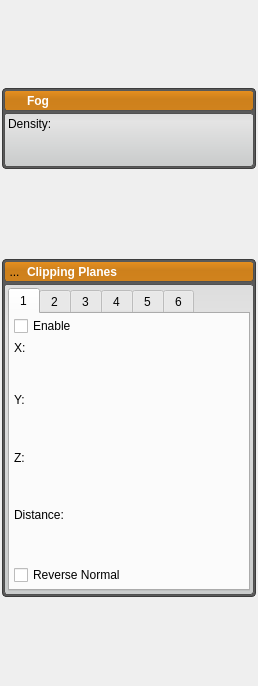
Before: the Qt Designer form src/Interface/Application/RenderingDockWidget.ui in SCIInstitute/Seg3D, drawn with Qt 5.
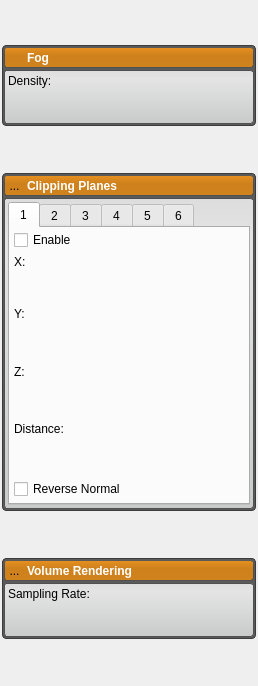
After: the same form once the commit is applied. Icons and pictures are not drawn. Custom widgets are drawn as their Qt base class.

Commit message: Added some geometric algorithm functions from SCIRun. Fixed brick sorting problem in the volume renderer. Added GUI piece for volume rendering. Hooked up contrast/brightness with volume rendering. NOTE: Volume rendering isn't fully implemented yet. Currently it will renderer the active layer if it's a data layer.

The edit to the form file:
```diff
--- a/src/Interface/Application/RenderingDockWidget.ui
+++ b/src/Interface/Application/RenderingDockWidget.ui
@@ -18,8 +18,8 @@
   </property>
   <property name="minimumSize">
    <size>
-    <width>243</width>
-    <height>429</height>
+    <width>255</width>
+    <height>529</height>
    </size>
   </property>
   <property name="styleSheet">
@@ -104,7 +104,49 @@
   border-radius: 3px;
   border: 1px solid rgb(80, 80,80);
   background-color: qlineargradient(spread:pad, x1:0.5, y1:0, x2:0.5, y2:0.960227, stop:0 rgba(221, 221, 221, 255), stop:0.155779 rgba(228, 228, 228, 255), stop:1 rgba(202, 204, 204, 255));      
-}</string>
+}
+
+QLabel#vr_label_{
+  color: white;
+  font: bold;
+}
+QWidget#vr_widget_{
+  background-color: rgba( 0, 0, 0, 0 );
+}
+
+QToolButton#vr_open_button_{
+  background-color: rgba(0, 0, 0, 0);
+  border-radius: 4px;
+}
+
+QToolButton#vr_open_button_:hover{
+  background-color: rgba( 0, 0, 0, 30 ); border-radius: 3px;
+}
+
+QWidget#vr_header_{
+  background-color: qlineargradient(spread:pad, x1:0.5, y1:0, x2:0.5, y2:0.960227, stop:0 rgba(0, 0, 0, 0), stop:0.45 rgba(0, 0, 0, 30), stop:1 rgba(0, 0, 0, 25));
+    border-radius: 3px;
+}
+
+QWidget#vr_header_bkg_{
+  background-color: rgb(232, 145, 32);
+    border-radius: 3px;
+  border: 1px solid rgb(90, 90, 90);
+}
+
+QWidget#vr_widget_{
+  background-color: rgb( 90, 90, 90 );
+  border-radius:4px;
+  border: 1px solid rgb(60, 60, 60);
+  color: rgb(90, 90, 90);
+}
+
+QWidget#vr_content_{
+  border-radius: 3px;
+  border: 1px solid rgb(80, 80,80);
+  background-color: qlineargradient(spread:pad, x1:0.5, y1:0, x2:0.5, y2:0.960227, stop:0 rgba(221, 221, 221, 255), stop:0.155779 rgba(228, 228, 228, 255), stop:1 rgba(202, 204, 204, 255));      
+}
+</string>
   </property>
   <property name="windowTitle">
    <string>3D</string>
@@ -1207,6 +1249,126 @@
       </layout>
      </widget>
     </item>
+    <item>
+     <widget class="QWidget" name="vr_widget_" native="true">
+      <property name="sizePolicy">
+       <sizepolicy hsizetype="Preferred" vsizetype="Fixed">
+        <horstretch>0</horstretch>
+        <verstretch>0</verstretch>
+       </sizepolicy>
+      </property>
+      <layout class="QVBoxLayout" name="verticalLayout_18">
+       <property name="spacing">
+        <number>2</number>
+       </property>
+       <property name="margin">
+        <number>2</number>
+       </property>
+       <item>
+        <widget class="QWidget" name="vr_header_bkg_" native="true">
+         <layout class="QVBoxLayout" name="verticalLayout_20">
+          <property name="spacing">
+           <number>0</number>
+          </property>
+          <property name="margin">
+           <number>0</number>
+          </property>
+          <item>
+           <widget class="QWidget" name="vr_header_" native="true">
+            <property name="minimumSize">
+             <size>
+              <width>215</width>
+              <height>21</height>
+             </size>
+            </property>
+            <property name="maximumSize">
+             <size>
+              <width>16777215</width>
+              <height>21</height>
+             </size>
+            </property>
+            <layout class="QHBoxLayout" name="horizontalLayout_3">
+             <property name="spacing">
+              <number>2</number>
+             </property>
+             <property name="margin">
+              <number>0</number>
+             </property>
+             <item>
+              <widget class="QToolButton" name="vr_open_button_">
+               <property name="minimumSize">
+                <size>
+                 <width>21</width>
+                 <height>21</height>
+                </size>
+               </property>
+               <property name="maximumSize">
+                <size>
+                 <width>21</width>
+                 <height>21</height>
+                </size>
+               </property>
+               <property name="text">
+                <string>...</string>
+               </property>
+               <property name="icon">
+                <iconset resource="../../Resources/QtResources.qrc">
+                 <normaloff>:/Images/RightArrowWhite.png</normaloff>
+                 <normalon>:/Images/DownArrowWhite.png</normalon>:/Images/RightArrowWhite.png</iconset>
+               </property>
+              </widget>
+             </item>
+             <item>
+              <widget class="QLabel" name="vr_label_">
+               <property name="text">
+                <string>Volume Rendering</string>
+               </property>
+              </widget>
+             </item>
+            </layout>
+           </widget>
+          </item>
+         </layout>
+        </widget>
+       </item>
+       <item>
+        <widget class="QWidget" name="vr_content_" native="true">
+         <layout class="QVBoxLayout" name="verticalLayout_21">
+          <property name="spacing">
+           <number>2</number>
+          </property>
+          <property name="margin">
+           <number>4</number>
+          </property>
+          <item>
+           <widget class="QLabel" name="label_26">
+            <property name="text">
+             <string>Sampling Rate:</string>
+            </property>
+           </widget>
+          </item>
+          <item>
+           <widget class="QtUtils::QtSliderDoubleCombo" name="vr_sample_rate_" native="true">
+            <property name="sizePolicy">
+             <sizepolicy hsizetype="Preferred" vsizetype="Fixed">
+              <horstretch>0</horstretch>
+              <verstretch>0</verstretch>
+             </sizepolicy>
+            </property>
+            <property name="minimumSize">
+             <size>
+              <width>0</width>
+              <height>30</height>
+             </size>
+            </property>
+           </widget>
+          </item>
+         </layout>
+        </widget>
+       </item>
+      </layout>
+     </widget>
+    </item>
    </layout>
   </widget>
  </widget>
```
The commit also changes 16 other files.
